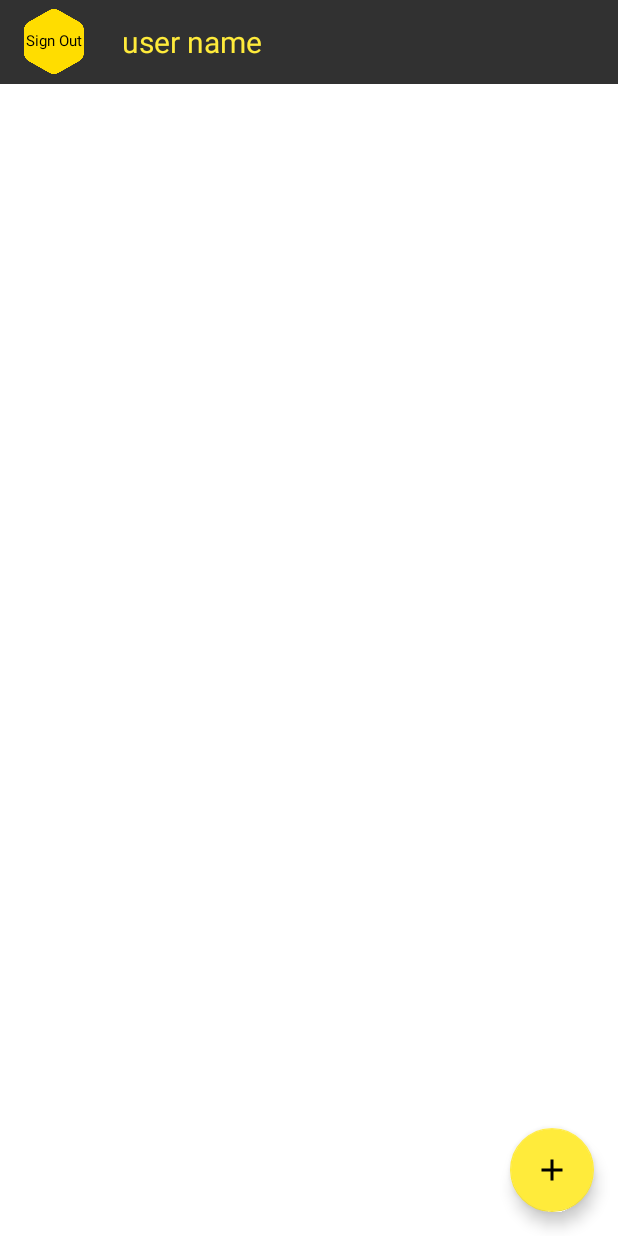
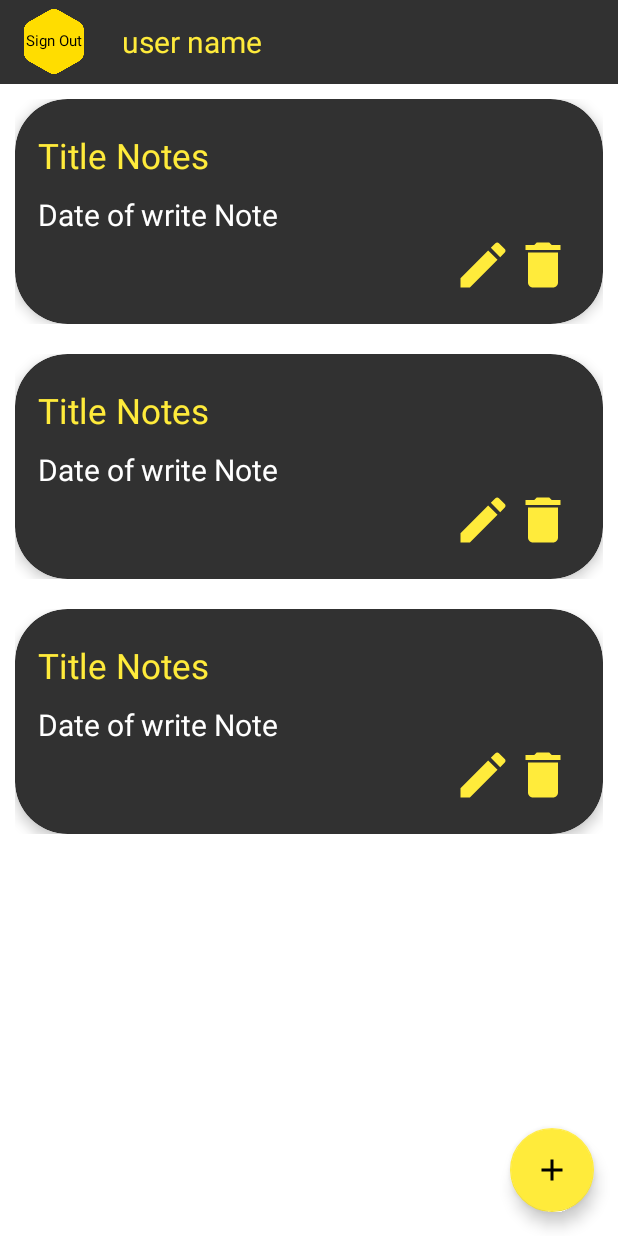
Before and after one commit to LayaArianpour/OnlineNotes, an Android app: the layout activity_main.xml on its own in the app's theme, with its tools: preview values and no code run, on a phone screen of 412 x 824 dp. Run offline under Robolectric (Android 15) with nearby library versions, the phone set to English and light mode, and no system bars.

Commit message:
Part4: Add Note to DB

```diff
--- a/app/src/main/AndroidManifest.xml
+++ b/app/src/main/AndroidManifest.xml
@@ -1,6 +1,7 @@
 <?xml version="1.0" encoding="utf-8"?>
 <manifest xmlns:android="http://schemas.android.com/apk/res/android"
     package="com.example.onlinenotes">
+    <uses-permission android:name="android.permission.INTERNET"/>
 
     <application
         android:allowBackup="true"
--- /dev/null
+++ b/app/src/main/java/com/example/onlinenotes/Adapter/NotesAdapter.java
@@ -0,0 +1,4 @@
+package com.example.onlinenotes.Adapter;
+
+public class NotesAdapter {
+}
--- /dev/null
+++ b/app/src/main/java/com/example/onlinenotes/Model/Notes.java
@@ -0,0 +1,4 @@
+package com.example.onlinenotes.Model;
+
+public class Notes {
+}
--- a/app/src/main/res/layout/activity_edit.xml
+++ b/app/src/main/res/layout/activity_edit.xml
@@ -43,7 +43,8 @@
                 android:textColorHint="@color/grayLight"
                 tools:ignore="RtlSymmetry"
                 android:layout_below="@id/logo"
-                android:textStyle="bold"/>
+                android:textStyle="bold"
+                android:textColor="@color/black"/>
 
             <com.google.android.material.textfield.TextInputEditText
                 android:id="@+id/edit_noteEdit"
@@ -53,7 +54,8 @@
                 android:hint="@string/note"
                 android:paddingStart="20dp"
                 android:textColorHint="@color/grayLight"
-                tools:ignore="RtlSymmetry" />
+                tools:ignore="RtlSymmetry"
+                android:textColor="@color/black"/>
         </RelativeLayout>
     </androidx.cardview.widget.CardView>
 
--- a/app/src/main/res/layout/activity_main.xml
+++ b/app/src/main/res/layout/activity_main.xml
@@ -38,7 +38,7 @@
                     />
 
                 <TextView
-                    android:layout_width="100dp"
+                    android:layout_width="wrap_content"
                     android:layout_height="wrap_content"
                     android:id="@+id/txt_username"
                     android:background="@android:color/transparent"
@@ -58,7 +58,7 @@
 
         <androidx.core.widget.NestedScrollView
             android:layout_width="match_parent"
-            android:layout_height="wrap_content"
+            android:layout_height="600dp"
             android:layout_below="@+id/bar">
 
             <LinearLayout
@@ -67,7 +67,8 @@
                 android:orientation="vertical">
 
                 <androidx.recyclerview.widget.RecyclerView
-                    android:id="@+id/recycler_view_nots"
+                    android:id="@+id/rv_view_nots"
+                    tools:listitem="@layout/note_item"
                     android:layout_width="match_parent"
                     android:layout_height="match_parent" />
             </LinearLayout>
--- a/app/src/main/res/layout/activity_new.xml
+++ b/app/src/main/res/layout/activity_new.xml
@@ -43,7 +43,8 @@
                 android:textColorHint="@color/grayLight"
                 tools:ignore="RtlSymmetry"
                 android:layout_below="@id/logo"
-                android:textStyle="bold"/>
+                android:textStyle="bold"
+                android:textColor="@color/black"/>
 
             <com.google.android.material.textfield.TextInputEditText
                 android:id="@+id/edit_noteNew"
@@ -53,7 +54,8 @@
                 android:hint="@string/note"
                 android:paddingStart="20dp"
                 android:textColorHint="@color/grayLight"
-                tools:ignore="RtlSymmetry" />
+                tools:ignore="RtlSymmetry"
+                android:textColor="@color/black"/>
         </RelativeLayout>
     </androidx.cardview.widget.CardView>
     <ImageView
--- a/app/src/main/res/layout/note_item.xml
+++ b/app/src/main/res/layout/note_item.xml
@@ -3,7 +3,8 @@
     android:layout_width="match_parent"
     android:layout_height="wrap_content"
     xmlns:card_view="http://schemas.android.com/apk/res-auto"
-    android:padding="10dp">
+    android:padding="10dp"
+    android:background="@color/white">
 
     <androidx.cardview.widget.CardView
         android:layout_width="match_parent"
@@ -15,7 +16,7 @@
 
         <LinearLayout
             android:layout_width="match_parent"
-            android:layout_height="wrap_content"
+            android:layout_height="match_parent"
             android:orientation="horizontal"
             >
 
@@ -27,7 +28,7 @@
                 android:orientation="vertical"
                 >
                 <TextView
-                    android:id="@+id/textViewName"
+                    android:id="@+id/txt_titleNoteItem"
                     android:layout_width="wrap_content"
                     android:layout_height="wrap_content"
                     android:layout_marginTop="10dp"
@@ -35,9 +36,10 @@
                     android:textColor="@color/purple_200"
                     android:paddingLeft="15dp"
                     android:textAlignment="viewStart"
-                    android:textAppearance="?android:attr/textAppearanceLarge"/>
+                    android:textAppearance="?android:attr/textAppearanceLarge"
+                    android:textSize="23dp"/>
                 <TextView
-                    android:id="@+id/textViewVersion"
+                    android:id="@+id/txt_dateNoteItem"
                     android:layout_width="wrap_content"
                     android:layout_height="wrap_content"
                     android:layout_marginTop="10dp"
@@ -45,7 +47,8 @@
                     android:textColor="@color/white"
                     android:paddingLeft="15dp"
                     android:textAlignment="viewStart"
-                    android:textAppearance="?android:attr/textAppearanceMedium"/>
+                    android:textAppearance="?android:attr/textAppearanceMedium"
+                    android:textSize="20dp"/>
                 <RelativeLayout
                     android:layout_width="match_parent"
                     android:layout_height="wrap_content">
@@ -54,16 +57,16 @@
                         android:layout_height="40dp"
                         android:src="@drawable/ic_delete"
                         android:layout_alignParentEnd="true"
-                        android:id="@+id/delete"
+                        android:id="@+id/img_deleteItem"
                         android:layout_marginEnd="20dp"
                         />
+
                     <ImageView
+                        android:id="@+id/img_editItem"
                         android:layout_width="40dp"
                         android:layout_height="40dp"
-                        android:src="@drawable/ic_edit"
-                        android:layout_toLeftOf="@+id/delete"
-                        android:id="@+id/edit"
-                                />
+                        android:layout_toLeftOf="@+id/img_deleteItem"
+                        android:src="@drawable/ic_edit" />
                 </RelativeLayout>
 
             </LinearLayout>
```
Also changed, not shown: app/src/main/java/com/example/onlinenotes/MainActivity.java (+40 -0 lines), app/src/main/java/com/example/onlinenotes/NewActivity.java (+78 -0 lines).
